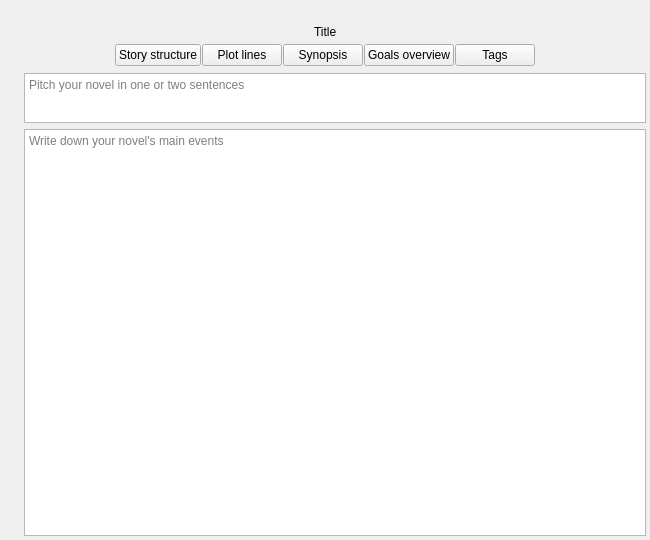
The window that ui/novel_view.ui (zkovari/plotlyst) describes before a commit, drawn with Qt 5.
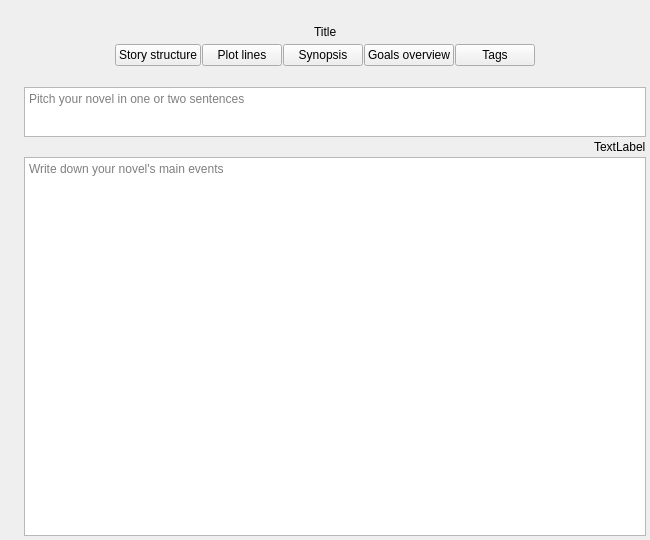
The same window after the commit. Custom widgets are drawn as their Qt base class.

Commit message: Display number of words for logline and synopsis, closes #173, closes #171

What changed in the file:
```diff
--- a/ui/novel_view.ui
+++ b/ui/novel_view.ui
@@ -417,6 +417,24 @@
         <number>2</number>
        </property>
        <item>
+        <widget class="QWidget" name="widget_5" native="true">
+         <layout class="QHBoxLayout" name="horizontalLayout_12">
+          <property name="spacing">
+           <number>3</number>
+          </property>
+          <property name="leftMargin">
+           <number>0</number>
+          </property>
+          <property name="topMargin">
+           <number>0</number>
+          </property>
+          <property name="rightMargin">
+           <number>0</number>
+          </property>
+          <property name="bottomMargin">
+           <number>0</number>
+          </property>
+          <item>
         <widget class="Subtitle" name="widget" native="true">
          <property name="title" stdset="0">
           <string>Logline</string>
@@ -429,6 +447,16 @@
          </property>
         </widget>
        </item>
+          <item alignment="Qt::AlignRight|Qt::AlignBottom">
+           <widget class="WordsDisplay" name="lblLoglineWords">
+            <property name="text">
+             <string/>
+            </property>
+           </widget>
+          </item>
+         </layout>
+        </widget>
+       </item>
        <item>
         <widget class="QWidget" name="widget_3" native="true">
          <layout class="QHBoxLayout" name="horizontalLayout_4">
@@ -470,6 +498,11 @@
         </widget>
        </item>
        <item>
+        <layout class="QHBoxLayout" name="horizontalLayout_13">
+         <property name="spacing">
+          <number>3</number>
+         </property>
+         <item>
         <widget class="Subtitle" name="widget_2" native="true">
          <property name="title" stdset="0">
           <string>Synopsis</string>
@@ -482,6 +515,15 @@
          </property>
         </widget>
        </item>
+         <item alignment="Qt::AlignRight|Qt::AlignBottom">
+          <widget class="WordsDisplay" name="lblSynopsisWords">
+           <property name="text">
+            <string>TextLabel</string>
+           </property>
+          </widget>
+         </item>
+        </layout>
+       </item>
        <item>
         <widget class="QWidget" name="widget_4" native="true">
          <layout class="QHBoxLayout" name="horizontalLayout_5">
@@ -762,6 +804,11 @@
    <header>src.main.python.plotlyst.view.widget.display</header>
    <container>1</container>
   </customwidget>
+  <customwidget>
+   <class>WordsDisplay</class>
+   <extends>QLabel</extends>
+   <header>src.main.python.plotlyst.view.widget.display</header>
+  </customwidget>
  </customwidgets>
  <resources/>
  <connections/>
```
Lines whose indentation alone changed are shown as unchanged. The commit also changes 6 other files.
